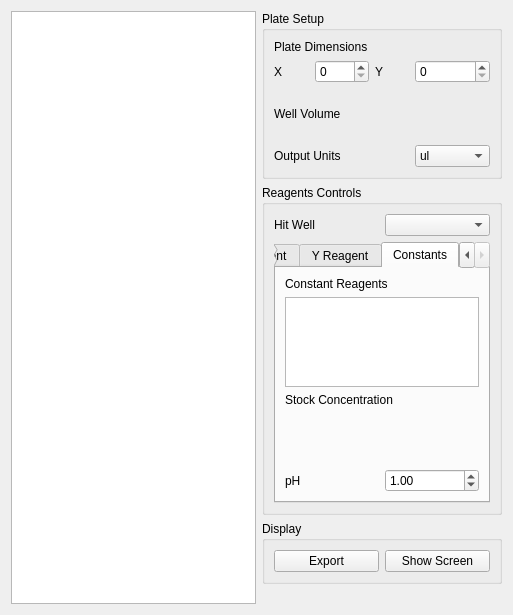
Above: pyqt_designer/optimizeWidget.ui from Hauptman-Woodward/Marco_Polo before the change. Below: the same form after it.
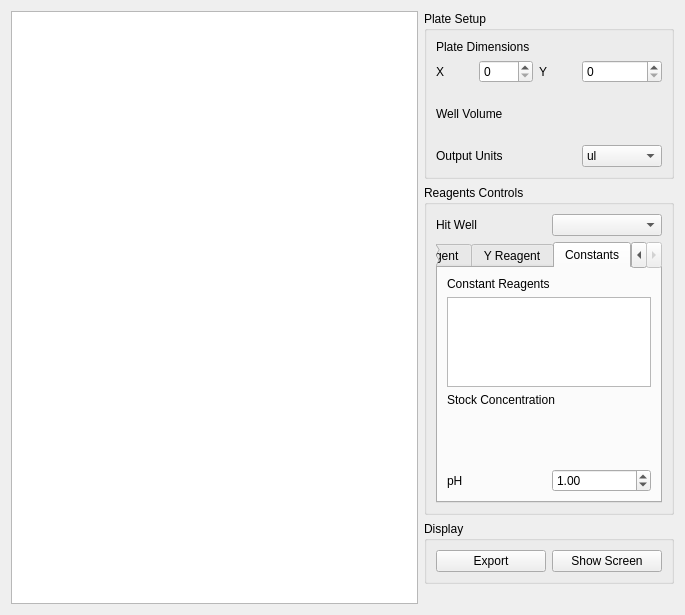
That is the form after the change. Custom widgets are drawn as their Qt base class.

```diff
--- a/pyqt_designer/optimizeWidget.ui
+++ b/pyqt_designer/optimizeWidget.ui
@@ -6,7 +6,7 @@
    <rect>
     <x>0</x>
     <y>0</y>
-    <width>513</width>
+    <width>685</width>
     <height>615</height>
    </rect>
   </property>
```
